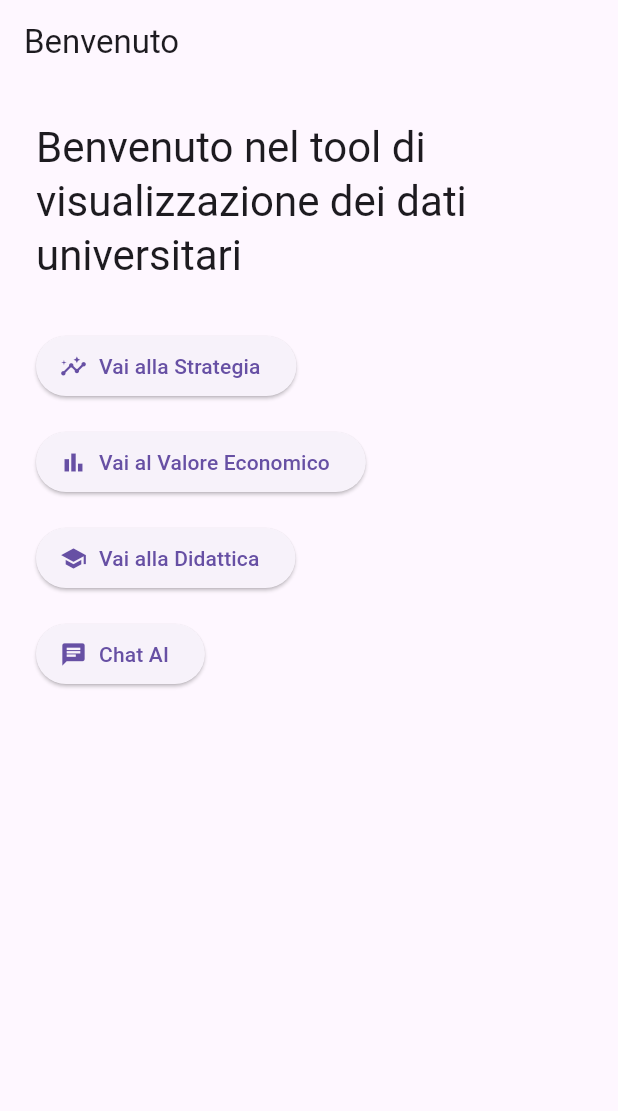
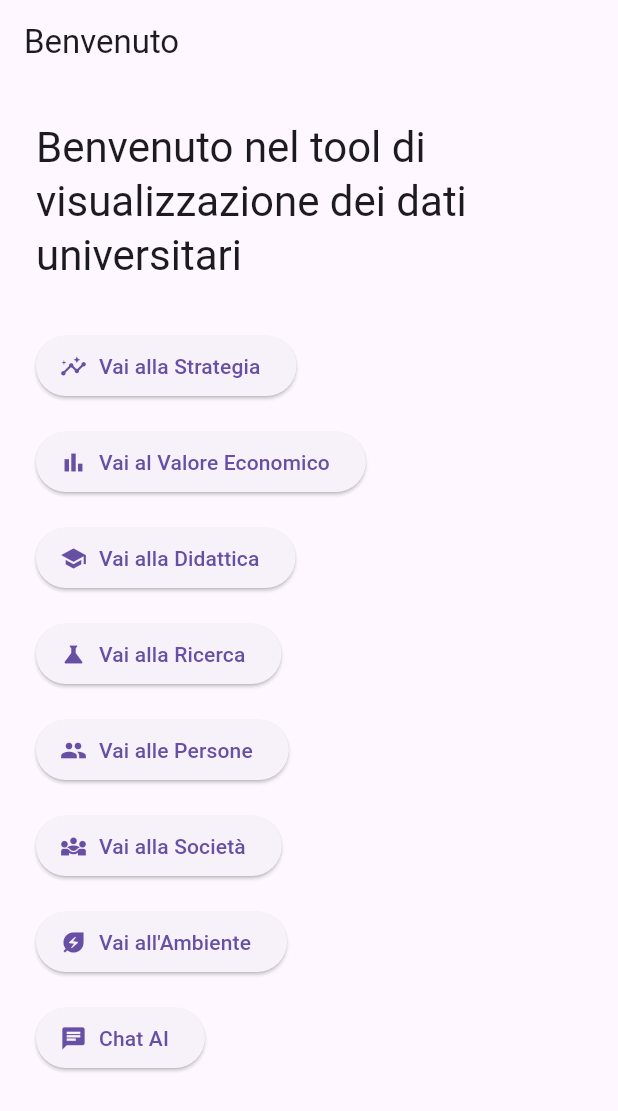
Before and after one commit to until-it-breaks/EcoReportNavigator, a Flutter app: the screen it shows after launch, on a phone screen of 412 x 824 dp. Shown: the top 1111 px of the screen. Run offline on Flutter 3.47's test engine with Material 3 defaults, Android fonts, the phone set to English and light mode, and no system bars; our stand-ins replace fl_chart.

Commit message:
Added placeholder pages

```diff
--- a/frontend/app_client/lib/routes/routes.dart
+++ b/frontend/app_client/lib/routes/routes.dart
@@ -1,4 +1,8 @@
 import 'package:app_client/ui/pages/economic_page.dart';
+import 'package:app_client/ui/pages/environment_page.dart';
+import 'package:app_client/ui/pages/people_page.dart';
+import 'package:app_client/ui/pages/research_page.dart';
+import 'package:app_client/ui/pages/society_page.dart';
 import 'package:app_client/ui/pages/strategy_page.dart';
 import 'package:app_client/ui/pages/teaching_page.dart';
 import 'package:app_client/ui/pages/welcome_page.dart';
@@ -10,4 +14,8 @@ final Map<String, WidgetBuilder> appRoutes = {
   AppRoutes.strategy: (context) => const StrategyPage(),
   AppRoutes.economic: (context) => const EconomicPage(),
   AppRoutes.teaching: (context) => const TeachingPage(),
+  AppRoutes.research: (context) => const ResearchPage(),
+  AppRoutes.people: (context) => const PeoplePage(),
+  AppRoutes.society: (context) => const SocietyPage(),
+  AppRoutes.environment: (context) => const EnvironmentPage(),
 };
--- a/frontend/app_client/lib/ui/pages/welcome_page.dart
+++ b/frontend/app_client/lib/ui/pages/welcome_page.dart
@@ -37,6 +37,31 @@ class WelcomePage extends StatelessWidget {
             ),
             const SizedBox(height: 16),
             ElevatedButton.icon(
+              icon: const Icon(Icons.science),
+              label: const Text("Vai alla Ricerca"),
+              onPressed: () => Navigator.pushNamed(context, AppRoutes.research),
+            ),
+            const SizedBox(height: 16),
+            ElevatedButton.icon(
+              icon: const Icon(Icons.people),
+              label: const Text("Vai alle Persone"),
+              onPressed: () => Navigator.pushNamed(context, AppRoutes.people),
+            ),
+            const SizedBox(height: 16),
+            ElevatedButton.icon(
+              icon: const Icon(Icons.diversity_3),
+              label: const Text("Vai alla Società"),
+              onPressed: () => Navigator.pushNamed(context, AppRoutes.society),
+            ),
+            const SizedBox(height: 16),
+            ElevatedButton.icon(
+              icon: const Icon(Icons.energy_savings_leaf),
+              label: const Text("Vai all'Ambiente"),
+              onPressed:
+                  () => Navigator.pushNamed(context, AppRoutes.environment),
+            ),
+            const SizedBox(height: 16),
+            ElevatedButton.icon(
               icon: const Icon(Icons.chat),
               label: const Text("Chat AI"),
               onPressed: () => Navigator.pushNamed(context, '/chat'),
```
Also changed, not shown: frontend/app_client/lib/ui/pages/environment_page.dart (added, +22 -0 lines), frontend/app_client/lib/ui/pages/people_page.dart (added, +20 -0 lines), frontend/app_client/lib/ui/pages/research_page.dart (added, +20 -0 lines), frontend/app_client/lib/ui/pages/society_page.dart (added, +20 -0 lines).
